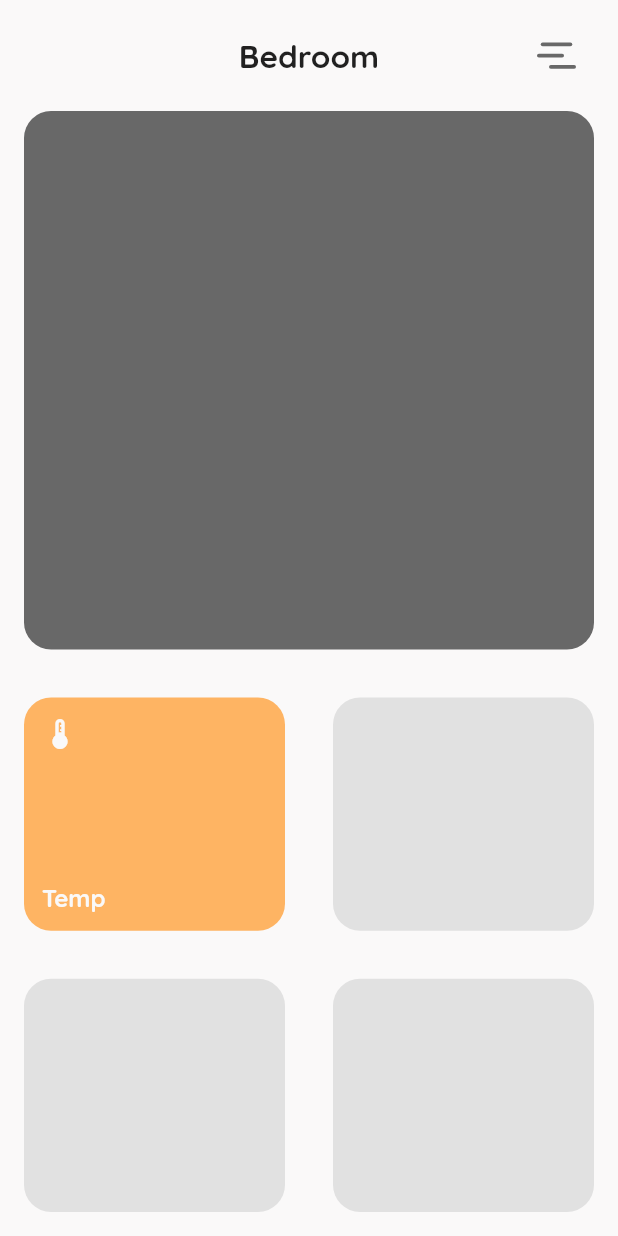
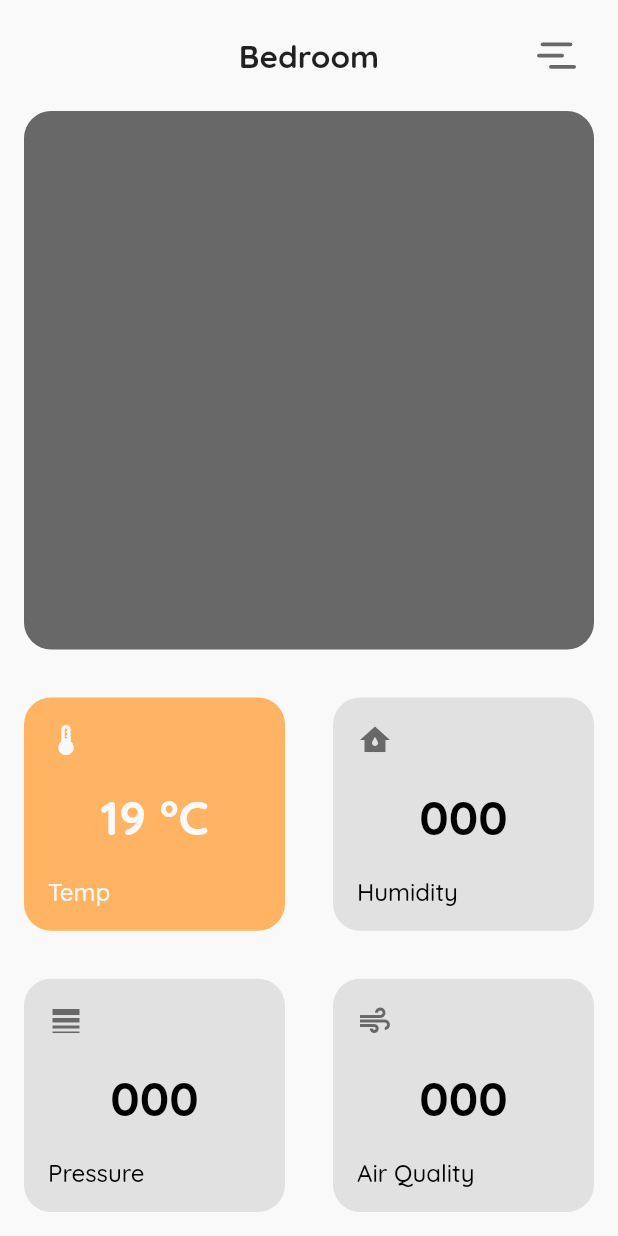
Before and after one commit to luuuuk/home-data, a Flutter app: the screen it shows after launch, on a phone screen of 412 x 824 dp. Run offline on Flutter 3.47's test engine with Material 2 defaults, Android fonts, the phone set to English and light mode, and no system bars; our stand-ins replace google_fonts.

Commit message:
feat: info cards

```diff
--- a/home_data/lib/home.dart
+++ b/home_data/lib/home.dart
@@ -1,6 +1,7 @@
 import 'package:flutter/material.dart';
 import 'package:google_fonts/google_fonts.dart';
 import 'package:home_data/theme.dart';
+import 'package:home_data/widgets/info_card.dart';
 
 class HomePage extends StatefulWidget {
   const HomePage({Key? key}) : super(key: key);
@@ -207,50 +208,25 @@ class _HomePageState extends State<HomePage> {
                       ),
                       Expanded(
                         child: Row(
-                          children: [
+                          children: const [
                             Expanded(
-                              child: Padding(
-                                padding: const EdgeInsets.all(16.0),
-                                child: Container(
-                                  decoration: BoxDecoration(
-                                    borderRadius: BorderRadius.circular(18.0),
-                                    color: ThemeColors.accentYellow,
-                                  ),
-                                  child: Padding(
-                                    padding: const EdgeInsets.all(12.0),
-                                    child: Column(
-                                      crossAxisAlignment:
-                                          CrossAxisAlignment.start,
-                                      mainAxisAlignment:
-                                          MainAxisAlignment.spaceBetween,
-                                      children: [
-                                        const Icon(
-                                          Icons.thermostat,
-                                          color: ThemeColors.lightWhite,
-                                        ),
-                                        Text(
-                                          "Temp",
-                                          style: GoogleFonts.quicksand(
-                                            fontSize: 16,
-                                            fontWeight: FontWeight.w700,
-                                            color: ThemeColors.lightWhite,
-                                          ),
-                                        ),
-                                      ],
-                                    ),
-                                  ),
-                                ),
+                              child: InfoCardWidget(
+                                ThemeColors.accentYellow,
+                                ThemeColors.lightWhite,
+                                ThemeColors.lightWhite,
+                                "Temp",
+                                "19 °C",
+                                Icons.thermostat,
                               ),
                             ),
                             Expanded(
-                              child: Padding(
-                                padding: const EdgeInsets.all(16.0),
-                                child: Container(
-                                  decoration: BoxDecoration(
-                                    borderRadius: BorderRadius.circular(18.0),
-                                    color: ThemeColors.midGrey,
-                                  ),
-                                ),
+                              child: InfoCardWidget(
+                                ThemeColors.midGrey,
+                                ThemeColors.darkGrey,
+                                Colors.black,
+                                "Humidity",
+                                "000",
+                                Icons.water_damage,
                               ),
                             ),
                           ],
@@ -258,27 +234,25 @@ class _HomePageState extends State<HomePage> {
                       ),
                       Expanded(
                         child: Row(
-                          children: [
+                          children: const [
                             Expanded(
-                              child: Padding(
-                                padding: const EdgeInsets.all(16.0),
-                                child: Container(
-                                  decoration: BoxDecoration(
-                                    borderRadius: BorderRadius.circular(18.0),
-                                    color: ThemeColors.midGrey,
-                                  ),
-                                ),
+                              child: InfoCardWidget(
+                                ThemeColors.midGrey,
+                                ThemeColors.darkGrey,
+                                Colors.black,
+                                "Pressure",
+                                "000",
+                                Icons.line_weight,
                               ),
                             ),
                             Expanded(
-                              child: Padding(
-                                padding: const EdgeInsets.all(16.0),
-                                child: Container(
-                                  decoration: BoxDecoration(
-                                    borderRadius: BorderRadius.circular(18.0),
-                                    color: ThemeColors.midGrey,
-                                  ),
-                                ),
+                              child: InfoCardWidget(
+                                ThemeColors.midGrey,
+                                ThemeColors.darkGrey,
+                                Colors.black,
+                                "Air Quality",
+                                "000",
+                                Icons.air,
                               ),
                             ),
                           ],
--- /dev/null
+++ b/home_data/lib/widgets/info_card.dart
@@ -0,0 +1,65 @@
+import 'package:flutter/material.dart';
+import 'package:google_fonts/google_fonts.dart';
+
+import '../theme.dart';
+
+class InfoCardWidget extends StatelessWidget {
+  final Color cardColor;
+  final Color iconColor;
+  final Color textColor;
+  final String title;
+  final String value;
+  final IconData icon;
+
+  const InfoCardWidget(this.cardColor, this.iconColor, this.textColor,
+      this.title, this.value, this.icon,
+      {Key? key})
+      : super(key: key);
+
+  @override
+  Widget build(BuildContext context) {
+    return Padding(
+      padding: const EdgeInsets.all(16.0),
+      child: Container(
+        decoration: BoxDecoration(
+          borderRadius: BorderRadius.circular(18.0),
+          color: cardColor,
+        ),
+        child: Padding(
+          padding: const EdgeInsets.all(16.0),
+          child: Column(
+            crossAxisAlignment: CrossAxisAlignment.start,
+            mainAxisAlignment: MainAxisAlignment.spaceBetween,
+            children: [
+              Icon(
+                icon,
+                color: iconColor,
+              ),
+              Row(
+                mainAxisAlignment: MainAxisAlignment.center,
+                children: [
+                  Text(
+                    value,
+                    style: GoogleFonts.quicksand(
+                      fontSize: 32,
+                      fontWeight: FontWeight.bold,
+                      color: textColor,
+                    ),
+                  ),
+                ],
+              ),
+              Text(
+                title,
+                style: GoogleFonts.quicksand(
+                  fontSize: 16,
+                  fontWeight: FontWeight.w500,
+                  color: textColor,
+                ),
+              ),
+            ],
+          ),
+        ),
+      ),
+    );
+  }
+}
```
